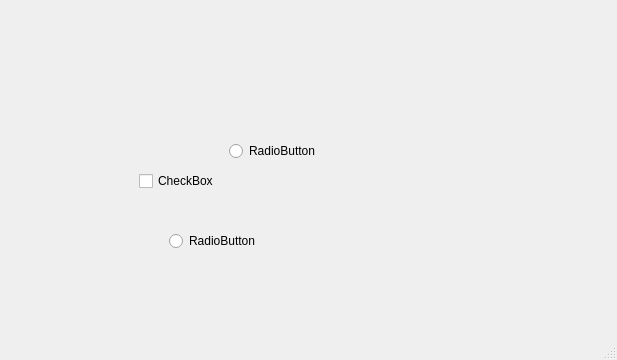
The window that mainwindow.ui (silash35/qpdftools) describes before a commit, drawn with Qt 5.
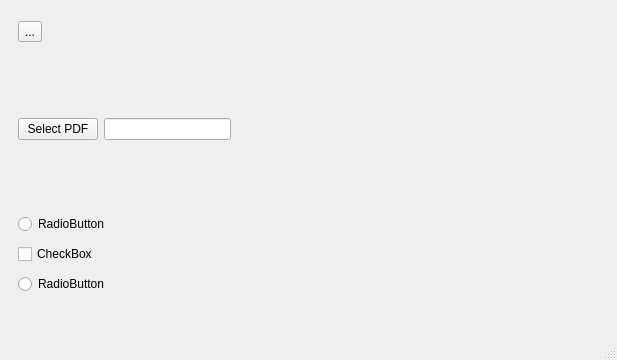
The same window after the commit. The open tabs and pages were chosen to show the change.

Commit message: Start do develop split

What changed in the file:
```diff
--- a/mainwindow.ui
+++ b/mainwindow.ui
@@ -211,8 +211,8 @@
        <widget class="QCheckBox" name="checkBox">
         <property name="geometry">
          <rect>
-          <x>130</x>
-          <y>160</y>
+          <x>9</x>
+          <y>233</y>
           <width>85</width>
           <height>24</height>
          </rect>
@@ -224,8 +224,8 @@
        <widget class="QRadioButton" name="radioButton">
         <property name="geometry">
          <rect>
-          <x>160</x>
-          <y>220</y>
+          <x>9</x>
+          <y>263</y>
           <width>102</width>
           <height>24</height>
          </rect>
@@ -237,8 +237,8 @@
        <widget class="QRadioButton" name="radioButton_2">
         <property name="geometry">
          <rect>
-          <x>220</x>
-          <y>130</y>
+          <x>9</x>
+          <y>203</y>
           <width>102</width>
           <height>24</height>
          </rect>
@@ -247,6 +247,63 @@
          <string>RadioButton</string>
         </property>
        </widget>
+       <widget class="QWidget" name="layoutWidget">
+        <property name="geometry">
+         <rect>
+          <x>9</x>
+          <y>106</y>
+          <width>213</width>
+          <height>28</height>
+         </rect>
+        </property>
+        <layout class="QHBoxLayout" name="horizontalLayout_5">
+         <item>
+          <widget class="QPushButton" name="btn_selectFile_2">
+           <property name="text">
+            <string>Select PDF</string>
+           </property>
+          </widget>
+         </item>
+         <item>
+          <widget class="QLineEdit" name="ln_file_2"/>
+         </item>
+        </layout>
+       </widget>
+       <widget class="QWidget" name="layoutWidget_2">
+        <property name="geometry">
+         <rect>
+          <x>9</x>
+          <y>9</y>
+          <width>73</width>
+          <height>27</height>
+         </rect>
+        </property>
+        <layout class="QHBoxLayout" name="horizontalLayout_6">
+         <item>
+          <widget class="QToolButton" name="tbnt_return_2">
+           <property name="text">
+            <string>...</string>
+           </property>
+           <property name="shortcut">
+            <string>Esc</string>
+           </property>
+          </widget>
+         </item>
+         <item>
+          <spacer name="horizontalSpacer_4">
+           <property name="orientation">
+            <enum>Qt::Horizontal</enum>
+           </property>
+           <property name="sizeHint" stdset="0">
+            <size>
+             <width>40</width>
+             <height>20</height>
+            </size>
+           </property>
+          </spacer>
+         </item>
+        </layout>
+       </widget>
       </widget>
      </widget>
     </item>
```
Left out of the diff: 2 changed lines with no effect on the pictures. The commit also changes 1 other file.
